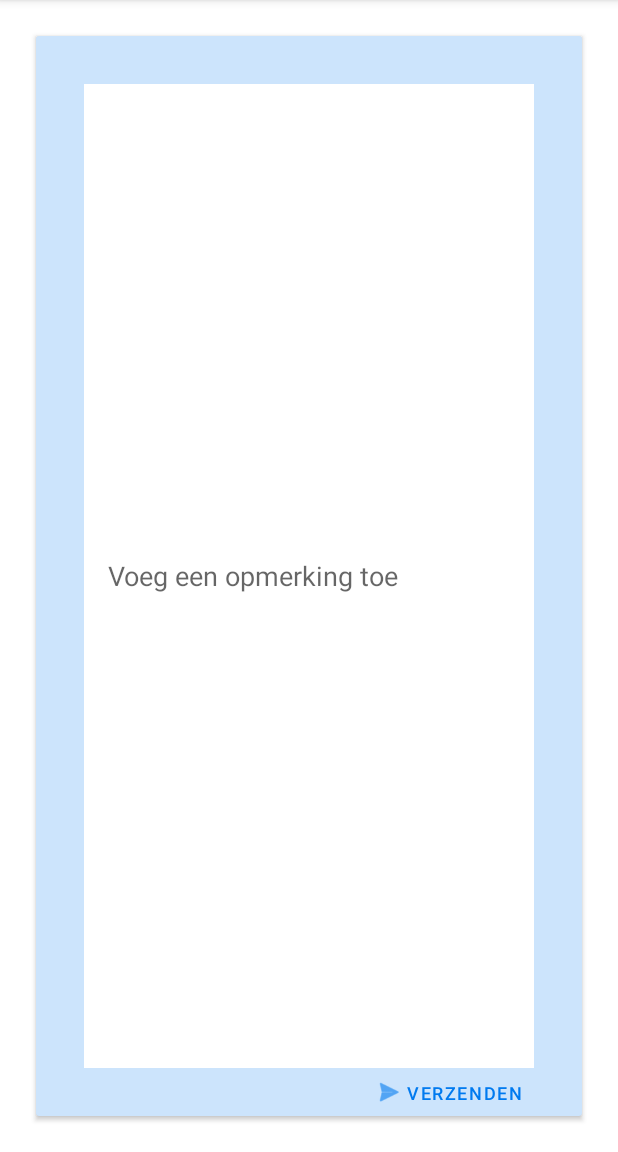
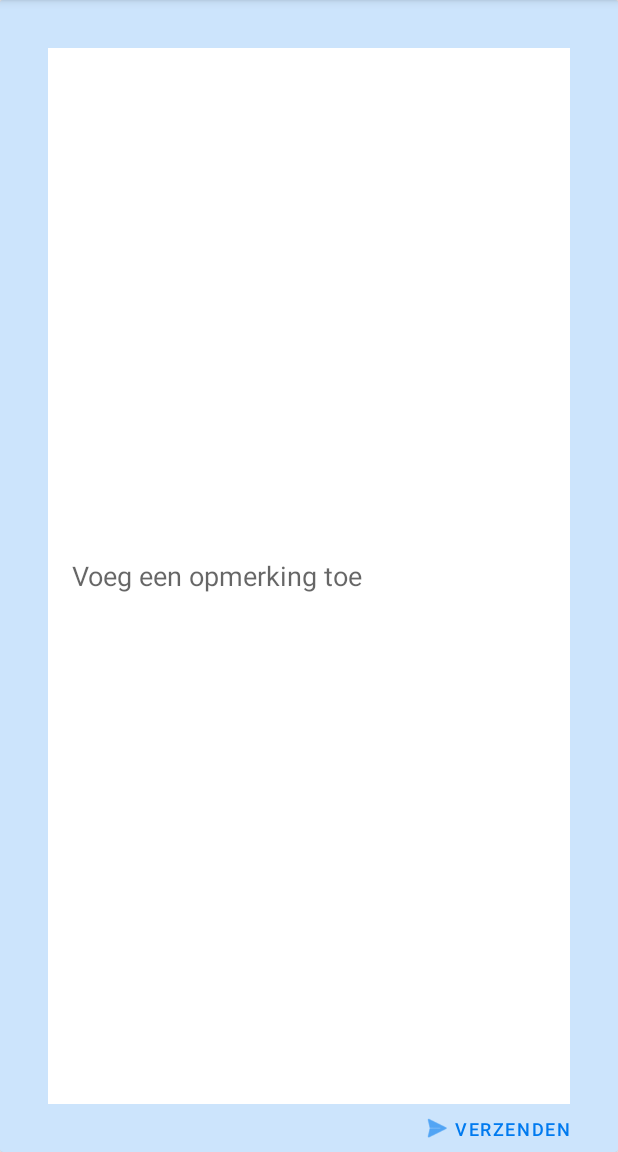
Before and after one commit to VictorOwnt/KolveniershofAndroid, an Android app: the fragment WeekendFragment shown on its own in the app's theme, on a phone screen of 412 x 824 dp, the part 84-1236 px from its top. Run offline under Robolectric (Android 15) with nearby library versions, the phone set to English and light mode, and no system bars.

Commit message:
update weekend design

```diff
--- a/app/src/main/res/layout/fragment_weekend.xml
+++ b/app/src/main/res/layout/fragment_weekend.xml
@@ -10,10 +10,6 @@
     <androidx.cardview.widget.CardView
         android:layout_width="0dp"
         android:layout_height="0dp"
-        android:layout_marginStart="24dp"
-        android:layout_marginTop="24dp"
-        android:layout_marginEnd="24dp"
-        android:layout_marginBottom="24dp"
         app:layout_constraintBottom_toBottomOf="parent"
         app:layout_constraintEnd_toEndOf="parent"
         app:layout_constraintHorizontal_bias="0.0"
@@ -50,8 +46,8 @@
                 style="@style/Widget.MaterialComponents.Button.OutlinedButton.Icon"
                 android:layout_width="wrap_content"
                 android:layout_height="32dp"
-                android:layout_marginStart="24dp"
-                android:layout_marginEnd="24dp"
+                android:layout_marginStart="32dp"
+                android:layout_marginEnd="16dp"
                 android:paddingTop="2dp"
                 android:paddingBottom="2dp"
                 android:text="Verzenden"
```
